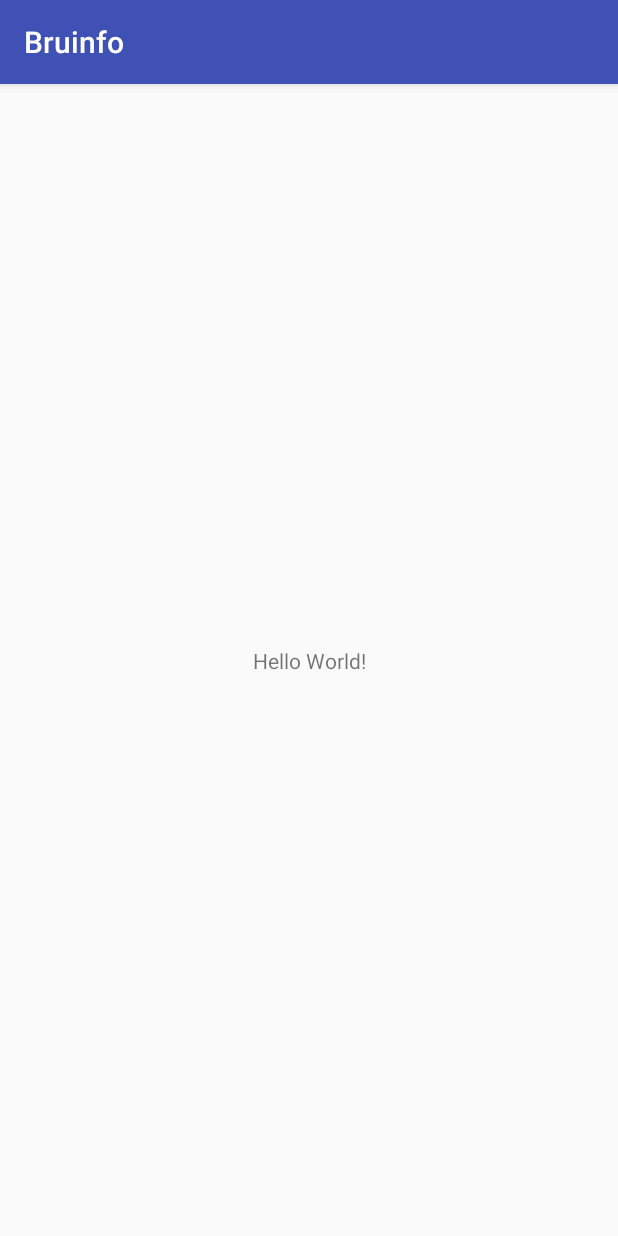
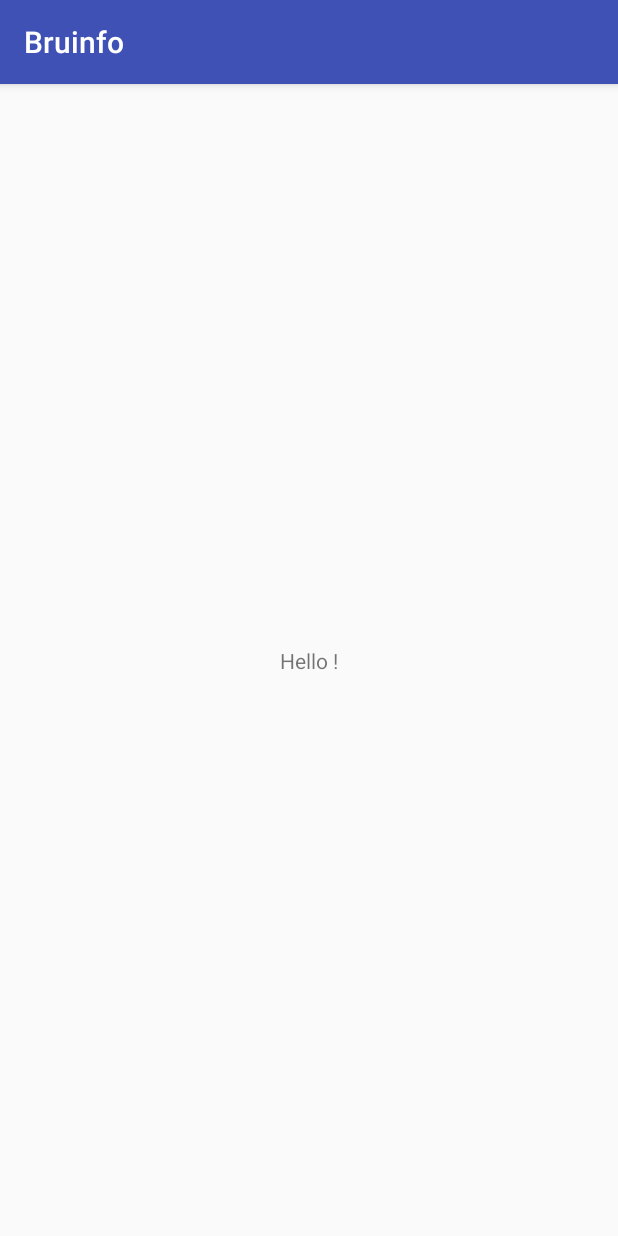
Before and after one commit to rjew/bruinfo, an Android app: the screen it shows after launch (MainActivity), on a phone screen of 412 x 824 dp. Run offline under Robolectric (Android 15) with nearby library versions, the phone set to English and light mode, and no system bars.

Commit message:
no message

```diff
--- a/app/src/main/AndroidManifest.xml
+++ b/app/src/main/AndroidManifest.xml
@@ -1,7 +1,7 @@
 <?xml version="1.0" encoding="utf-8"?>
 <manifest xmlns:android="http://schemas.android.com/apk/res/android"
     package="edu.ucla.bruinfo">
-
+    <uses-permission android:name="android.permission.INTERNET"/>
     <application
         android:allowBackup="true"
         android:icon="@mipmap/ic_launcher"
--- a/app/src/main/res/layout/activity_main.xml
+++ b/app/src/main/res/layout/activity_main.xml
@@ -9,7 +9,7 @@
     <TextView
         android:layout_width="wrap_content"
         android:layout_height="wrap_content"
-        android:text="Hello World!"
+        android:text="Hello !"
         app:layout_constraintBottom_toBottomOf="parent"
         app:layout_constraintLeft_toLeftOf="parent"
         app:layout_constraintRight_toRightOf="parent"
```
